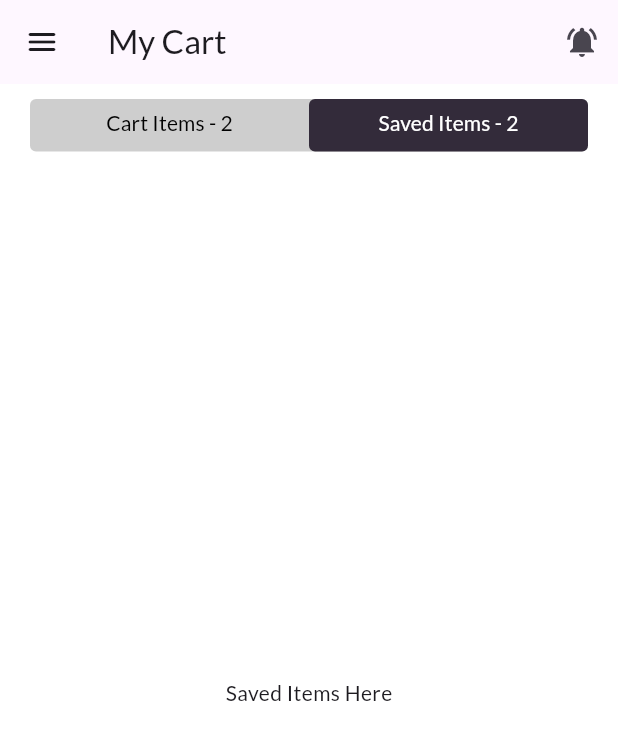
After one commit to chheng-dev/app-food-delivery, a Flutter app: the MyCartScreen screen opened directly, tab 2 chosen, after a tap on the "menu" icon, on a phone screen of 412 x 824 dp. The commit adds this screen. Shown: the top 740 px of the screen. Run offline on Flutter 3.47's test engine with Material 3 defaults, Android fonts, the phone set to English and light mode, and no system bars; our stand-ins replace carousel_slider, fluttertoast, getwidget, otp_text_field; network calls fail.

Commit message:
close #12 add my cart screen

```diff
--- a/lib/main.dart
+++ b/lib/main.dart
@@ -19,7 +19,7 @@ class MyApp extends StatelessWidget {
   @override
   Widget build(BuildContext context) {
     return MaterialApp(
-      debugShowCheckedModeBanner: false,
+      debugShowCheckedModeBanner: true,
       title: 'Food Delivery App',
       theme: ThemeData(
         fontFamily: 'Lato',
--- a/lib/views/main_screen.dart
+++ b/lib/views/main_screen.dart
@@ -1,5 +1,7 @@
 import 'package:flutter/material.dart';
+import 'package:food_delivery/core/app_constants.dart';
 import 'package:food_delivery/views/home_screen.dart';
+import 'package:food_delivery/views/my_cart_screen.dart';
 
 class MainScreen extends StatefulWidget {
   const MainScreen({super.key});
@@ -14,7 +16,7 @@ class _MainScreenState extends State<MainScreen> {
   final List<Widget> _pages = [
     HomeScreen(),
     Center(child: Text('Grid Page')),
-    Center(child: Text('Cart Page')),
+    MyCartScreen(),
     Center(child: Text('People Page')),
   ];
 
@@ -24,6 +26,7 @@ class _MainScreenState extends State<MainScreen> {
     return Scaffold(
       body: _pages[_currentIndex],
       bottomNavigationBar: BottomNavigationBar(
+        backgroundColor: AppConstants.whiteColor,
         type: BottomNavigationBarType.fixed,
         showSelectedLabels: false,
         showUnselectedLabels: false,
--- /dev/null
+++ b/lib/views/my_cart_screen.dart
@@ -0,0 +1,184 @@
+import 'package:flutter/material.dart';
+import 'package:food_delivery/core/app_constants.dart';
+import 'package:food_delivery/widgets/button_widget.dart';
+import 'package:food_delivery/widgets/cart/cart_item_wdiget.dart';
+import 'package:food_delivery/widgets/header_title_widget.dart';
+import 'package:food_delivery/widgets/home/trending_slider_widget.dart';
+import 'package:food_delivery/widgets/text_form_field_widget.dart';
+
+class MyCartScreen extends StatefulWidget {
+  const MyCartScreen({super.key});
+
+  @override
+  State<MyCartScreen> createState() => _MyCartScreenState();
+}
+
+class _MyCartScreenState extends State<MyCartScreen>
+    with TickerProviderStateMixin {
+  late TabController _tabController;
+
+  @override
+  void initState() {
+    super.initState();
+    _tabController = TabController(length: 2, vsync: this);
+  }
+
+  void dispose() {
+    _tabController.dispose();
+    super.dispose();
+  }
+
+  final List<Map<String, String>> trendingItems = [
+    {
+      "title": "Get winter ready",
+      "description": "We help you to grow your",
+      "image":
+          "https://static.vecteezy.com/system/resources/previews/047/394/332/non_2x/little-happy-child-kid-girl-in-casual-clothes-dancing-joyfully-isolated-on-a-transparent-background-free-png.png",
+      "price": "80.00",
+      "originalPrice": "99.00",
+    },
+    {
+      "title": "Summer Collection",
+      "description": "Stay cool in the summer heat",
+      "image":
+          "https://static.vecteezy.com/system/resources/previews/047/394/332/non_2x/little-happy-child-kid-girl-in-casual-clothes-dancing-joyfully-isolated-on-a-transparent-background-free-png.png",
+      "price": "50.00",
+      "originalPrice": "60.00",
+    },
+    {
+      "title": "New Fashion Trends",
+      "description": "Trendy outfits for all seasons",
+      "image":
+          "https://static.vecteezy.com/system/resources/previews/047/394/332/non_2x/little-happy-child-kid-girl-in-casual-clothes-dancing-joyfully-isolated-on-a-transparent-background-free-png.png",
+      "price": "75.00",
+      "originalPrice": "90.00",
+    },
+    {
+      "title": "Spring Essentials",
+      "description": "Blooming in style",
+      "image":
+          "https://static.vecteezy.com/system/resources/previews/047/394/332/non_2x/little-happy-child-kid-girl-in-casual-clothes-dancing-joyfully-isolated-on-a-transparent-background-free-png.png",
+      "price": "45.00",
+      "originalPrice": "55.00",
+    },
+    {
+      "title": "Casual Weekend Wear",
+      "description": "Perfect for your day off",
+      "image":
+          "https://static.vecteezy.com/system/resources/previews/047/394/332/non_2x/little-happy-child-kid-girl-in-casual-clothes-dancing-joyfully-isolated-on-a-transparent-background-free-png.png",
+      "price": "60.00",
+      "originalPrice": "70.00",
+    },
+    {
+      "title": "Autumn Warmers",
+      "description": "Stay warm in style",
+      "image":
+          "https://static.vecteezy.com/system/resources/previews/047/394/332/non_2x/little-happy-child-kid-girl-in-casual-clothes-dancing-joyfully-isolated-on-a-transparent-background-free-png.png",
+      "price": "90.00",
+      "originalPrice": "110.00",
+    },
+  ];
+
+  @override
+  Widget build(BuildContext context) {
+    return Scaffold(
+      backgroundColor: AppConstants.whiteColor,
+      appBar: _buildAppBar(),
+      body: SafeArea(
+        child: Padding(
+          padding: AppConstants.screenPadding,
+          child: Column(
+            crossAxisAlignment: CrossAxisAlignment.start,
+            children: [
+              AppConstants.smallGap,
+              _buildTabs(),
+              Expanded(
+                child: TabBarView(
+                  controller: _tabController,
+                  children: [
+                    Column(
+                      children: [
+                        Expanded(
+                          child: ListView(
+                            children: [
+                              CartItemWdiget(),
+                              CartItemWdiget(),
+                              TextFormFieldWidget(
+                                labelText: "Delivery & Service for",
+                                hintText: "",
+                                keyboardType: TextInputType.text,
+                                obscureText: false),
+                              _buildRecommendSection()
+                            ],
+                          ),
+                        ),
+                        Container(
+                          width: double.infinity,
+                          padding: EdgeInsets.symmetric(vertical: AppConstants.margin1),
+                          child: ButtonWidget(
+                            btnTtitle: "Proccess to buy 2 items",
+                            onPressed: (){}
+                          ),
+                        )
+                      ],
+                    ),
+                    Center(child: Text("Saved Items Here")),
+                  ],
+                ),
+              ),
+            ],
+          ),
+        ),
+      ),
+    );
+  }
+
+  Wrap _buildRecommendSection() {
+    return Wrap(
+      children: [
+        HeaderTitleWidget(
+          title: "Recommend items",
+          btnTitle: "See all",
+        ),
+        TrendingItemsCarousel(trendingItems: trendingItems),
+      ],
+    );
+  }
+
+  Widget _buildTabs() {
+    final List<String> tabTitles = ["Cart Items - 2", "Saved Items - 2"];
+
+    return Container(
+      height: 35.0,
+      decoration: BoxDecoration(
+        // ignore: deprecated_member_use
+        color: AppConstants.greyColor.withOpacity(0.5),
+        borderRadius: BorderRadius.circular(4),
+      ),
+      child: TabBar(
+        controller: _tabController,
+        labelColor: Colors.white,
+        unselectedLabelColor: Colors.black,
+        indicator: BoxDecoration(
+          color: AppConstants.brownColor,
+          borderRadius: BorderRadius.circular(4),
+        ),
+        indicatorColor: Colors.transparent,
+        indicatorSize: TabBarIndicatorSize.tab,
+        dividerHeight: 0.0,
+        tabs: tabTitles.map((title) => Tab(text: title)).toList(),
+      ),
+    );
+  }
+
+  AppBar _buildAppBar() {
+    return AppBar(
+      leading: IconButton(onPressed: () {}, icon: Icon(Icons.menu_rounded)),
+      title: Text("My Cart"),
+      centerTitle: false,
+      actions: [
+        IconButton(onPressed: () {}, icon: Icon(Icons.notifications_active)),
+      ],
+    );
+  }
+}
--- a/lib/widgets/button_widget.dart
+++ b/lib/widgets/button_widget.dart
@@ -9,8 +9,7 @@ class ButtonWidget extends StatelessWidget {
 
   @override
   Widget build(BuildContext context) {
-    return Expanded(
-      child: Container(
+    return Container(
       width: double.infinity,
       child: ElevatedButton(
         style: ElevatedButton.styleFrom(
@@ -29,7 +28,6 @@ class ButtonWidget extends StatelessWidget {
           ),
         ),
       ),
-      ),
     );
   }
 }
--- /dev/null
+++ b/lib/widgets/cart/cart_item_wdiget.dart
@@ -0,0 +1,163 @@
+import 'package:flutter/material.dart';
+import 'package:food_delivery/core/app_constants.dart';
+
+class CartItemWdiget extends StatefulWidget {
+  const CartItemWdiget({super.key});
+
+  @override
+  State<CartItemWdiget> createState() => _CartItemWdigetState();
+}
+
+class _CartItemWdigetState extends State<CartItemWdiget> {
+  int _quantity = 1;
+
+  void _increment() {
+    setState(() {
+      _quantity++;
+    });
+    return;
+  }
+
+  void _decrement() {
+    setState(() {
+      if (_quantity <= 1) {
+        _quantity = 1;
+      } else {
+        _quantity--;
+      }
+    });
+    return;
+  }
+
+  @override
+  Widget build(BuildContext context) {
+    return Container(
+      padding: EdgeInsets.symmetric(vertical: AppConstants.margin2),
+      child: Row(
+        crossAxisAlignment: CrossAxisAlignment.start,
+        children: [
+          ClipRRect(
+            borderRadius: BorderRadius.all(AppConstants.smallRaduis),
+            child: Image.network(
+              "https://i.pinimg.com/474x/58/ee/7e/58ee7e7ae3f622b7d8a52addc746b63a.jpg",
+              fit: BoxFit.cover,
+              width: 90,
+            ),
+          ),
+          SizedBox(width: 14.0),
+          Column(
+            crossAxisAlignment: CrossAxisAlignment.start,
+            children: [
+              _builtTitleBrand(),
+              _buildSectionPrice(),
+              Row(
+                children: [
+                  Text(
+                    "MRP incl.all taxes",
+                    style: TextStyle(fontSize: AppConstants.heading4),
+                  ),
+                ],
+              ),
+            ],
+          ),
+          Spacer(),
+          _buildSectionQty(_decrement, _increment, _quantity),
+        ],
+      ),
+    );
+  }
+
+  Container _buildSectionQty(
+    VoidCallback _decrement,
+    VoidCallback _increment,
+    int _quantity,
+  ) {
+    return Container(
+      height: 90,
+      alignment: Alignment.bottomRight,
+      child: Row(
+        mainAxisSize: MainAxisSize.min,
+        crossAxisAlignment: CrossAxisAlignment.end,
+        children: [
+          _buildButtonQty(
+            icon: Icons.remove,
+            isLeft: true,
+            onPressed: _decrement,
+          ),
+          SizedBox(width: 8.0),
+          Text(_quantity.toString(), style: TextStyle(fontSize: 18)),
+          SizedBox(width: 8.0),
+          _buildButtonQty(
+            icon: Icons.add,
+            isLeft: false,
+            onPressed: _increment,
+          ),
+        ],
+      ),
+    );
+  }
+
+    Widget _buildButtonQty({
+    required IconData icon,
+    required bool isLeft,
+    required VoidCallback onPressed,
+  }) {
+    return Container(
+      width: 30,
+      height: 30,
+      decoration: BoxDecoration(
+        // ignore: deprecated_member_use
+        color: AppConstants.greyColor.withOpacity(0.4),
+        borderRadius:
+            isLeft == true
+                ? BorderRadius.only(
+                  topLeft: AppConstants.smallRaduis,
+                  bottomLeft: AppConstants.smallRaduis,
+                )
+                : BorderRadius.only(
+                  topRight: AppConstants.smallRaduis,
+                  bottomRight: AppConstants.smallRaduis,
+                ),
+      ),
+      child: IconButton(
+        onPressed: onPressed,
+        icon: Icon(icon),
+        iconSize: 15,
+        splashRadius: 15,
+      ),
+    );
+  }
+
+  Row _buildSectionPrice() {
+    return Row(
+      children: [
+        Text(
+          "\$122.00",
+          style: TextStyle(
+            fontSize: AppConstants.heading1,
+            fontWeight: FontWeight.bold,
+          ),
+        ),
+        SizedBox(width: 8.0),
+        Text(
+          "\$222.00",
+          style: TextStyle(
+            color: AppConstants.greyColor,
+            decoration: TextDecoration.lineThrough,
+            decorationColor: AppConstants.greyColor,
+          ),
+        ),
+      ],
+    );
+  }
+
+  Column _builtTitleBrand() {
+    return Column(
+      crossAxisAlignment: CrossAxisAlignment.start,
+      children: [
+        Text("Pink winter jacket", style: AppConstants.title2Style),
+        Text("Bright pink | 9M - 12M", style: AppConstants.descriptionStyle),
+      ],
+    );
+  }
+}
--- a/lib/widgets/outlined_button_widget.dart
+++ b/lib/widgets/outlined_button_widget.dart
@@ -9,8 +9,7 @@ class OutlinedButtonWidget extends StatelessWidget {
 
   @override
   Widget build(BuildContext context) {
-    return Expanded(
-      child: OutlinedButton(
+    return OutlinedButton(
       style: OutlinedButton.styleFrom(
         elevation: 0,
         foregroundColor: AppConstants.primaryColor,
@@ -36,7 +35,6 @@ class OutlinedButtonWidget extends StatelessWidget {
           fontSize: AppConstants.buttonFontSize,
         ),
       )
-      ),
     );
   }
 }
```
Also changed, not shown: lib/views/item_detail_screen.dart (+19 -7 lines), lib/views/main2_screen.dart (deleted, +0 -200 lines). Lines whose indentation alone changed are shown as unchanged.
